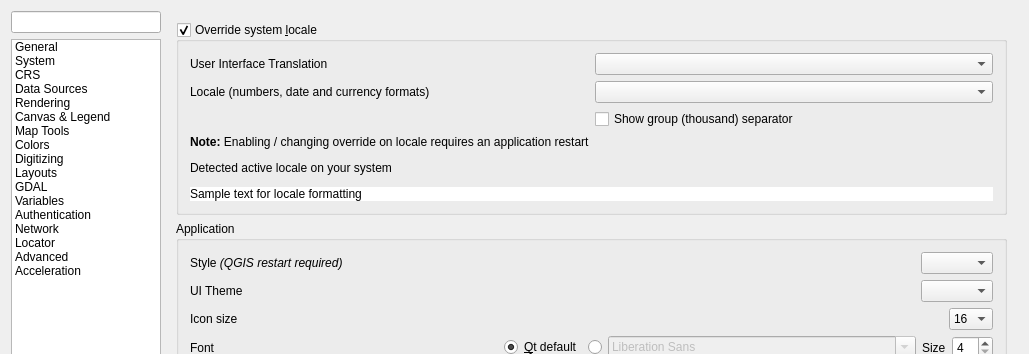
This is src/ui/qgsoptionsbase.ui in qgis/QGIS as Qt 5 draws it before an edit; both pictures show x 0 to 1029 and y 0 to 354 of the 1029 by 878 pixel window. The edited form follows.
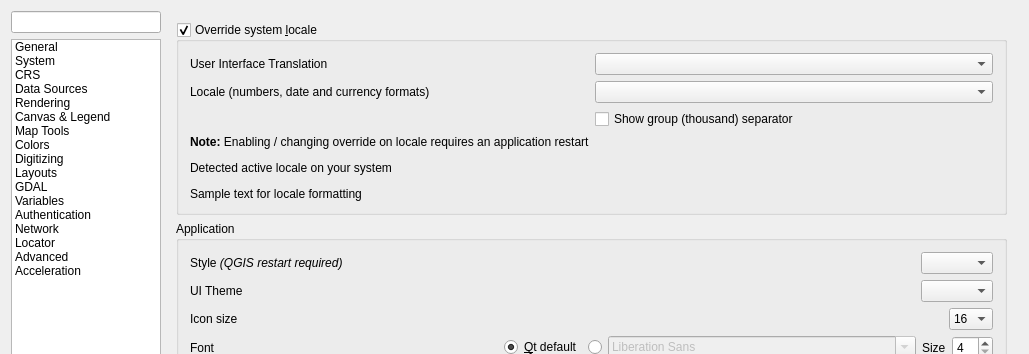
This is the edited form. Icons and pictures are not drawn. Custom widgets are drawn as their Qt base class.

Commit message: Be theme friendly, don't hard-coded white background for locale sample label

The edit to the form file:
```diff
--- a/src/ui/qgsoptionsbase.ui
+++ b/src/ui/qgsoptionsbase.ui
@@ -431,9 +431,6 @@
                   </item>
                   <item>
                    <widget class="QLabel" name="lblLocaleSample">
-                    <property name="styleSheet">
-                     <string notr="true">QLabel {background-color: #ffffff; }</string>
-                    </property>
                     <property name="text">
                      <string>Sample text for locale formatting</string>
                     </property>
```
